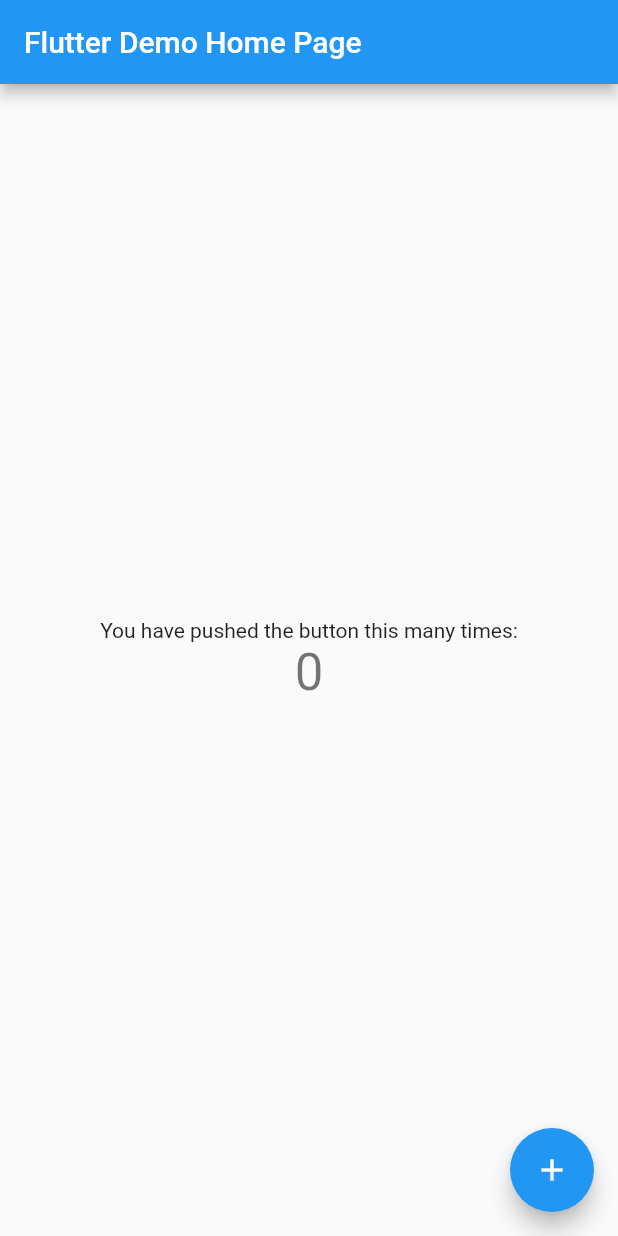
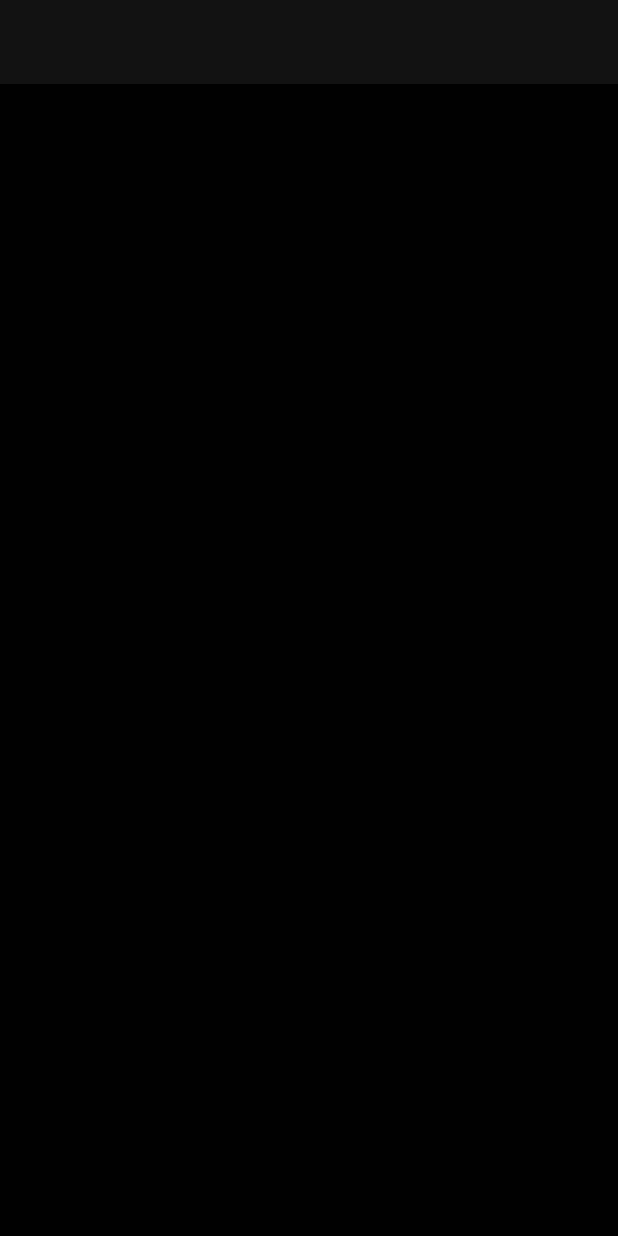
Before and after one commit to Uvais-Mohammad/reddit_clone, a Flutter app: the screen it shows after launch, on a phone screen of 412 x 824 dp. Run offline on Flutter 3.47's test engine with Material 2 defaults, Android fonts, the phone set to English and light mode, and no system bars.

Commit message:
Project Structure Created

```diff
--- /dev/null
+++ b/lib/features/auth/screens/login_screen.dart
@@ -0,0 +1,12 @@
+import 'package:flutter/material.dart';
+
+class LoginScreen extends StatelessWidget {
+  const LoginScreen({super.key});
+
+  @override
+  Widget build(BuildContext context) {
+    return Scaffold(
+      appBar: AppBar(),
+    );
+  }
+}
--- a/lib/main.dart
+++ b/lib/main.dart
@@ -1,4 +1,6 @@
 import 'package:flutter/material.dart';
+import 'package:reddit_clone/features/auth/screens/login_screen.dart';
+import 'package:reddit_clone/theme/pallette.dart';
 
 void main() {
   runApp(const MyApp());
@@ -7,109 +9,12 @@ void main() {
 class MyApp extends StatelessWidget {
   const MyApp({super.key});
 
-
   @override
   Widget build(BuildContext context) {
     return MaterialApp(
-      title: 'Flutter Demo',
-      theme: ThemeData(
-
-
-
-
-
-
-
-
-
-        primarySwatch: Colors.blue,
-      ),
-      home: const MyHomePage(title: 'Flutter Demo Home Page'),
+      title: 'Reddit Clone',
+      theme: Pallette.darkModeAppTheme,
+      home: const LoginScreen(),
     );
   }
 }
-
-class MyHomePage extends StatefulWidget {
-  const MyHomePage({super.key, required this.title});
-
-
-
-
-
-
-
-
-
-
-  final String title;
-
-  @override
-  State<MyHomePage> createState() => _MyHomePageState();
-}
-
-class _MyHomePageState extends State<MyHomePage> {
-  int _counter = 0;
-
-  void _incrementCounter() {
-    setState(() {
-
-
-
-
-
-      _counter++;
-    });
-  }
-
-  @override
-  Widget build(BuildContext context) {
-
-
-
-
-
-
-    return Scaffold(
-      appBar: AppBar(
-
-
-        title: Text(widget.title),
-      ),
-      body: Center(
-
-
-        child: Column(
-
-
-
-
-
-
-
-
-
-
-
-
-
-
-          mainAxisAlignment: MainAxisAlignment.center,
-          children: <Widget>[
-            const Text(
-              'You have pushed the button this many times:',
-            ),
-            Text(
-              '$_counter',
-              style: Theme.of(context).textTheme.headline4,
-            ),
-          ],
-        ),
-      ),
-      floatingActionButton: FloatingActionButton(
-        onPressed: _incrementCounter,
-        tooltip: 'Increment',
-        child: const Icon(Icons.add),
-      ),
-    );
-  }
-}
--- /dev/null
+++ b/lib/theme/pallette.dart
@@ -0,0 +1,45 @@
+import 'package:flutter/material.dart';
+
+class Pallette {
+  // Colors
+  static const blackColor = Color.fromRGBO(1, 1, 1, 1); // primary color
+  static const greyColor = Color.fromRGBO(26, 39, 45, 1); // secondary color
+  static const drawerColor = Color.fromRGBO(18, 18, 18, 1);
+  static const whiteColor = Colors.white;
+  static var redColor = Colors.red.shade500;
+  static var blueColor = Colors.blue.shade300;
+
+  // Themes
+  static var darkModeAppTheme = ThemeData.dark().copyWith(
+    scaffoldBackgroundColor: blackColor,
+    cardColor: greyColor,
+    appBarTheme: const AppBarTheme(
+      backgroundColor: drawerColor,
+      iconTheme: IconThemeData(
+        color: whiteColor,
+      ),
+    ),
+    drawerTheme: const DrawerThemeData(
+      backgroundColor: drawerColor,
+    ),
+    primaryColor: redColor,
+    backgroundColor: drawerColor, // will be used as alternative background color
+  );
+
+  static var lightModeAppTheme = ThemeData.light().copyWith(
+    scaffoldBackgroundColor: whiteColor,
+    cardColor: greyColor,
+    appBarTheme: const AppBarTheme(
+      backgroundColor: whiteColor,
+      elevation: 0,
+      iconTheme: IconThemeData(
+        color: blackColor,
+      ),
+    ),
+    drawerTheme: const DrawerThemeData(
+      backgroundColor: whiteColor,
+    ),
+    primaryColor: redColor,
+    backgroundColor: whiteColor,
+  );
+}
--- a/pubspec.yaml
+++ b/pubspec.yaml
@@ -9,8 +9,12 @@ environment:
   sdk: ">=2.18.2 <3.0.0"
 
 dependencies:
+  firebase_auth: ^4.0.2
+  firebase_core: ^2.1.0
   flutter:
     sdk: flutter
+  flutter_riverpod: ^2.0.2
+  google_sign_in: ^5.4.2
 
 dev_dependencies:
   flutter_test:
```
Also changed, not shown: assets/images/google.png (added), assets/images/loginEmote.png (added), assets/images/logo.png (added), pubspec.lock, 11 other files.
